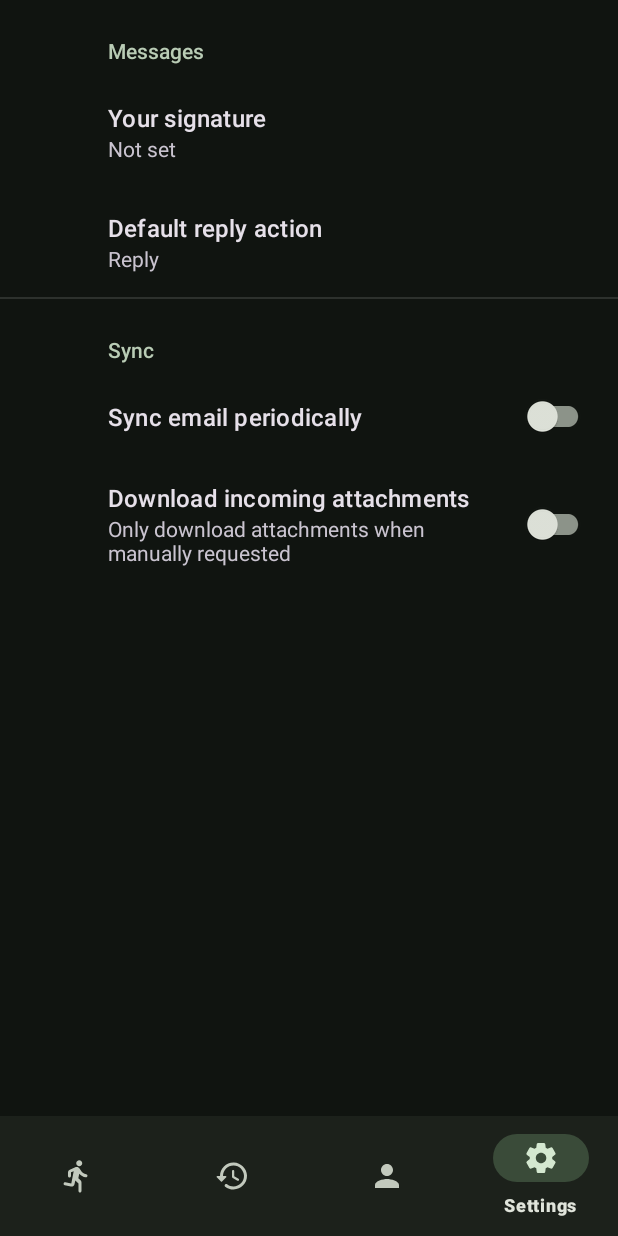
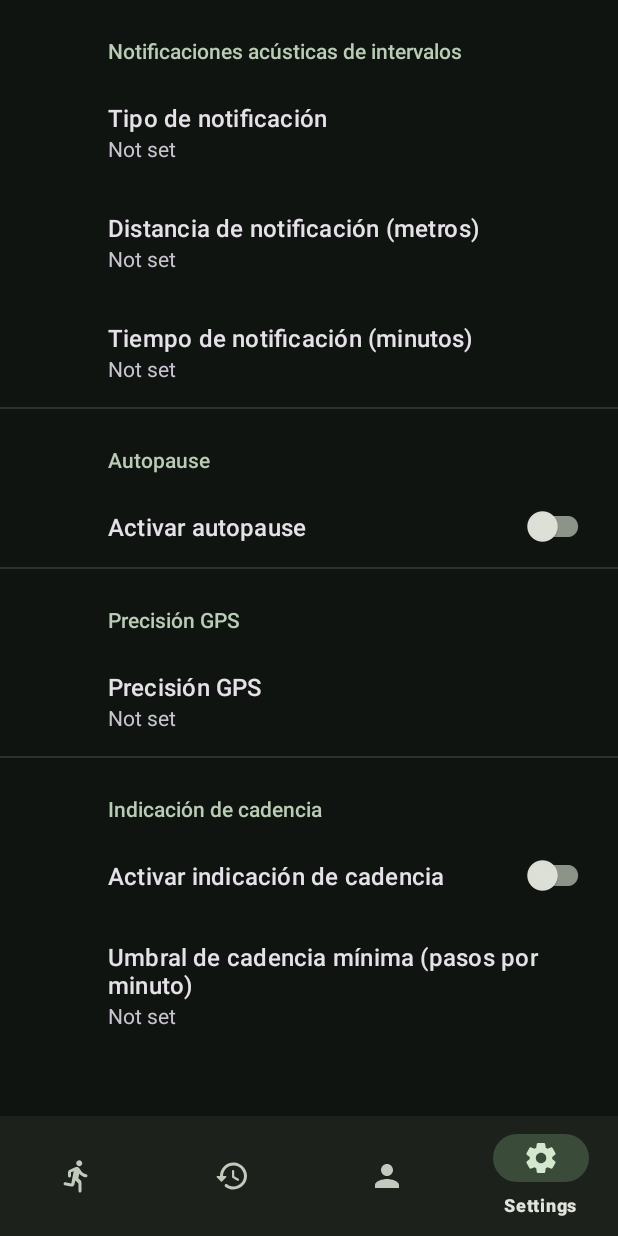
Before and after one commit to RaulETSINF/Runtracker, an Android app: the screen it shows after launch (MainActivity), item 4 of the bottom bar chosen, on a phone screen of 412 x 824 dp. Run offline under Robolectric (Android 15) with nearby library versions, the phone set to English and light mode, and no system bars; our stand-ins replace Room's generated code, androidx.preference, navigation-ui; 1 statement that could not run was skipped.

Commit message:
Precision GPS

```diff
--- a/app/src/main/java/com/mastermovilesua/runtrackerraul/ui/TrainingFragment.kt
+++ b/app/src/main/java/com/mastermovilesua/runtrackerraul/ui/TrainingFragment.kt
@@ -2,6 +2,7 @@ package com.mastermovilesua.runtrackerraul.ui
 
 import android.annotation.SuppressLint
 import android.content.Context
+import android.content.SharedPreferences
 import android.graphics.Color
 import android.hardware.Sensor
 import android.hardware.SensorEvent
@@ -17,6 +18,7 @@ import android.view.View
 import android.view.ViewGroup
 import android.widget.Button
 import android.widget.ImageView
+import androidx.preference.PreferenceManager
 import com.google.android.gms.location.FusedLocationProviderClient
 import com.google.android.gms.location.Granularity
 import com.google.android.gms.location.LocationRequest
@@ -64,7 +66,16 @@ class TrainingFragment : Fragment(), OnMapReadyCallback, SensorEventListener {
     private lateinit var sensorManager: SensorManager
     private var stepSensor: Sensor? = null
 
-    lateinit var mapFragment: SupportMapFragment
+    private lateinit var mapFragment: SupportMapFragment
+    private lateinit var sharedPreferences: SharedPreferences
+
+
+
+    //SHARED PREFERENCE
+    private var isAutoPauseEnable = false
+
+
+
 
     private val locationCallback = object : com.google.android.gms.location.LocationCallback() {
         override fun onLocationResult(locationResult: com.google.android.gms.location.LocationResult) {
@@ -108,6 +119,8 @@ class TrainingFragment : Fragment(), OnMapReadyCallback, SensorEventListener {
         binding = FragmentTrainingBinding.inflate(inflater, container, false)
 
         binding.chronometer.base = SystemClock.elapsedRealtime()
+
+        sharedPreferences = requireActivity().getPreferences(Context.MODE_PRIVATE)
 
         mapFragment = (childFragmentManager.findFragmentById(R.id.fragment_map) as SupportMapFragment?)!!
         mapFragment.getMapAsync(this)
@@ -228,7 +241,7 @@ class TrainingFragment : Fragment(), OnMapReadyCallback, SensorEventListener {
     @SuppressLint("MissingPermission")
     private fun startLocationUpdates() {
 
-        val locationRequest = LocationRequest.Builder(Priority.PRIORITY_HIGH_ACCURACY, 100).apply {
+        val locationRequest = LocationRequest.Builder(getPriorityFromSharedPreference(), 100).apply {
             setGranularity(Granularity.GRANULARITY_PERMISSION_LEVEL)
             setWaitForAccurateLocation(true)
         }.build()
@@ -238,6 +251,15 @@ class TrainingFragment : Fragment(), OnMapReadyCallback, SensorEventListener {
         settingsClient.checkLocationSettings(locationSettingsRequest)
 
         fusedLocationClient.requestLocationUpdates(locationRequest, locationCallback, Looper.getMainLooper())
+    }
+
+    private fun getPriorityFromSharedPreference(): Int {
+        when(PreferenceManager.getDefaultSharedPreferences(requireContext()).getString("gps_accuracy", "high")){
+            "high" -> return  Priority.PRIORITY_HIGH_ACCURACY
+            "medium" -> return Priority.PRIORITY_BALANCED_POWER_ACCURACY
+            "low" -> return Priority.PRIORITY_LOW_POWER
+        }
+        return  Priority.PRIORITY_HIGH_ACCURACY
     }
 
     private fun stopLocationUpdates() {
--- a/app/src/main/res/values/arrays.xml
+++ b/app/src/main/res/values/arrays.xml
@@ -9,4 +9,25 @@
         <item>reply</item>
         <item>reply_all</item>
     </string-array>
+
+    <string-array name="notification_type_entries">
+        <item>Por tiempo</item>
+        <item>Por distancia</item>
+    </string-array>
+    <string-array name="notification_type_values">
+        <item>time</item>
+        <item>distance</item>
+    </string-array>
+
+    <string-array name="gps_accuracy_entries">
+        <item>Óptima</item>
+        <item>Media</item>
+        <item>Baja</item>
+    </string-array>
+    <string-array name="gps_accuracy_values">
+        <item>high</item>
+        <item>medium</item>
+        <item>low</item>
+    </string-array>
+
 </resources>
--- a/app/src/main/res/xml/root_preferences.xml
+++ b/app/src/main/res/xml/root_preferences.xml
@@ -1,35 +1,60 @@
 <PreferenceScreen xmlns:app="http://schemas.android.com/apk/res-auto"
     xmlns:android="http://schemas.android.com/apk/res/android">
 
-    <PreferenceCategory app:title="@string/messages_header">
+    <PreferenceCategory
+        app:title="Notificaciones acústicas de intervalos">
+
+        <ListPreference
+            app:key="notification_type"
+            app:title="Tipo de notificación"
+            app:entries="@array/notification_type_entries"
+            app:entryValues="@array/notification_type_values"
+            app:useSimpleSummaryProvider="true" />
 
         <EditTextPreference
-            app:key="signature"
-            app:title="@string/signature_title"
+            app:key="distance_notification"
+            app:title="Distancia de notificación (metros)"
             app:useSimpleSummaryProvider="true" />
 
-        <ListPreference
-            app:defaultValue="reply"
-            app:entries="@array/reply_entries"
-            app:entryValues="@array/reply_values"
-            app:key="reply"
-            app:title="@string/reply_title"
+        <EditTextPreference
+            app:key="time_notification"
+            app:title="Tiempo de notificación (minutos)"
             app:useSimpleSummaryProvider="true" />
 
     </PreferenceCategory>
 
-    <PreferenceCategory app:title="@string/sync_header">
+    <PreferenceCategory
+        app:title="Autopause">
 
         <SwitchPreferenceCompat
-            app:key="sync"
-            app:title="@string/sync_title" />
+            app:key="autopause"
+            app:title="Activar autopause" />
+
+    </PreferenceCategory>
+
+    <PreferenceCategory
+        app:title="Precisión GPS">
+
+        <ListPreference
+            app:key="gps_accuracy"
+            app:title="Precisión GPS"
+            app:entries="@array/gps_accuracy_entries"
+            app:entryValues="@array/gps_accuracy_values"
+            app:useSimpleSummaryProvider="true" />
+
+    </PreferenceCategory>
+
+    <PreferenceCategory
+        app:title="Indicación de cadencia">
 
         <SwitchPreferenceCompat
-            app:dependency="sync"
-            app:key="attachment"
-            app:summaryOff="@string/attachment_summary_off"
-            app:summaryOn="@string/attachment_summary_on"
-            app:title="@string/attachment_title" />
+            app:key="cadence_notification"
+            app:title="Activar indicación de cadencia" />
+
+        <EditTextPreference
+            app:key="cadence_threshold"
+            app:title="Umbral de cadencia mínima (pasos por minuto)"
+            app:useSimpleSummaryProvider="true" />
 
     </PreferenceCategory>
 
```
